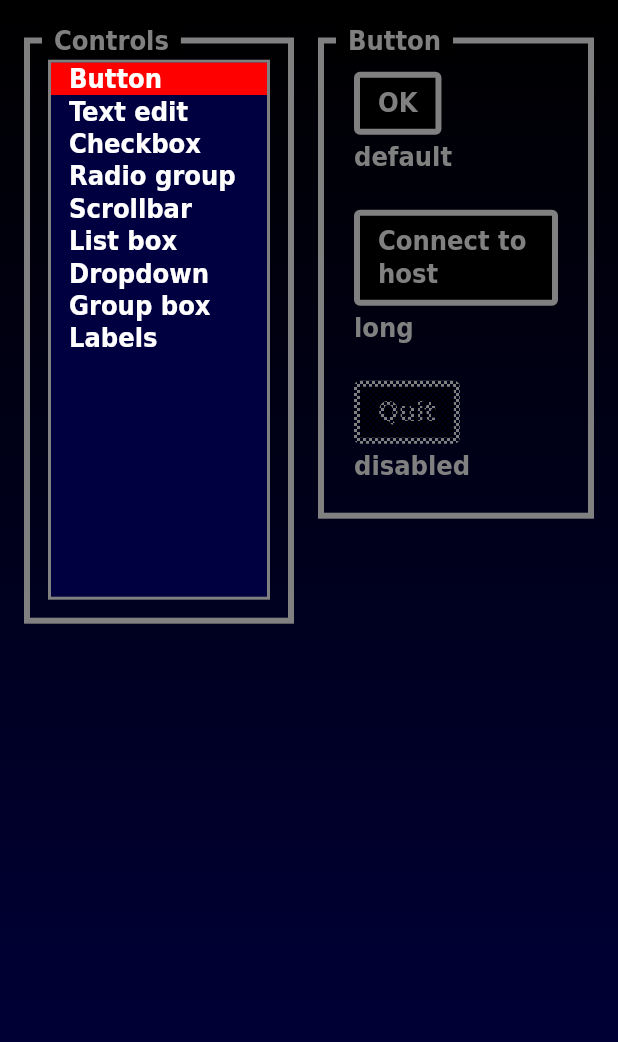
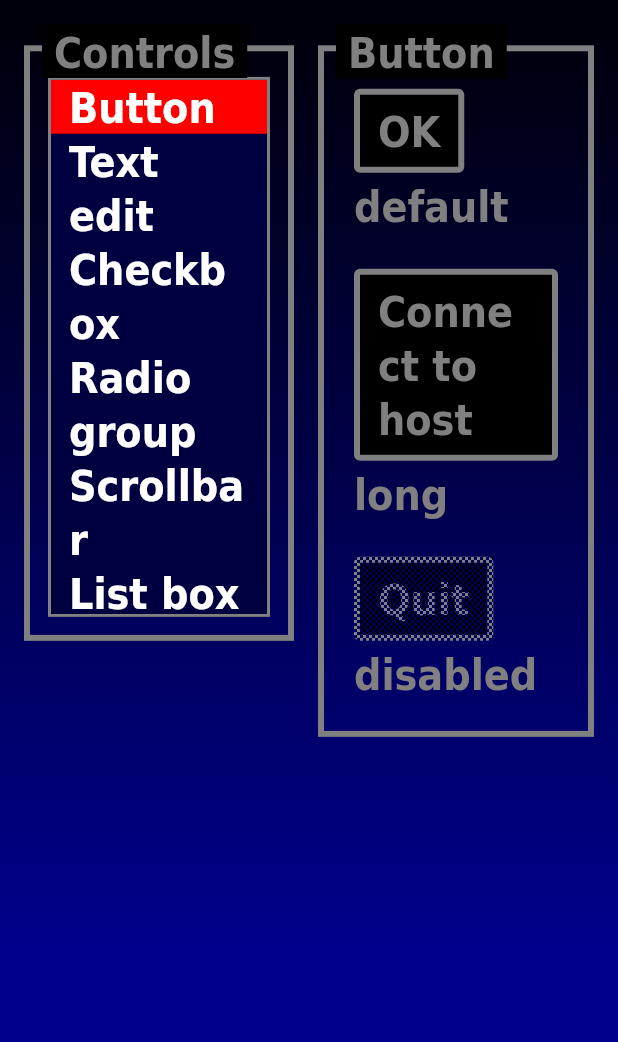
Before and after one commit to ArmageddonForge/WA-flutter-theme, a Flutter app: the screen it shows after launch, on a phone screen of 412 x 824 dp. Shown: the top 1042 px of the screen. Run offline on Flutter 3.47's test engine with Material 3 defaults, Android fonts, the phone set to English and light mode, and no system bars; statements that could not run were skipped.

Commit message:
Add WA RIFF PAL named palette entries
Named colours sourced from WA's RIFF PAL, ordered by palette index
for cross-reference against the engine's palette file.

Co-Authored-By: Claude Opus 4.7 <noreply@anthropic.com>

```diff
--- a/lib/src/theme.dart
+++ b/lib/src/theme.dart
@@ -7,20 +7,49 @@ const double waScale = 2.0;
 /// Snap a logical pixel size to the WA scale grid.
 double waPx(num n) => n * waScale;
 
+/// Named colours sourced from WA's RIFF PAL. Trailing comment is the palette
+/// index, kept so future additions / corrections can be cross-checked against
+/// the engine's palette file.
 class WAColors {
-  static const Color black = Color(0xFF000000);
-  static const Color darkBlue = Color(0xFF000040);
-  static const Color grey = Color(0xFF808080);
-  static const Color white = Color(0xFFFFFFFF);
-  static const Color yellow = Color(0xFFFFFF00);
-  static const Color selectionRed = Color(0xFFFF0000);
-  static const Color pink = Color(0xFFFEB6A8);
+  static const Color darkRed = Color(0xFFBF0000); // 186
+  static const Color green = Color(0xFF00FF00); // 211
+  static const Color brown = Color(0xFFD99A05); // 212
+  static const Color magenta = Color(0xFFFF00FF); // 213
+  static const Color darkBlue = Color(0xFF000040); // 214
+  static const Color selectionRed = Color(0xFFFF0000); // 215
+  static const Color white = Color(0xFFFFFFFF); // 216
+  static const Color grey = Color(0xFF808080); // 217
+  static const Color black = Color(0xFF000000); // 218
+  static const Color yellow = Color(0xFFFFFF00); // 219
+
+  /// Slider thumb, text-edit caret, colour-key sentinel. Distinct from
+  /// [pinkText] and [lightPink], which are font-tag colours used by IRC.
+  static const Color pink = Color(0xFFFEB6A8); // 220
+
+  static const Color lightBlue = Color(0xFFC9E6F8); // 221
+  static const Color blue = Color(0xFF0096D3); // 222
+  static const Color scrollbarBack = Color(0xFF0E0E10); // 234
+
+  /// IRC chat `<font color="Pink">` — distinct from the slider-thumb [pink].
+  static const Color pinkText = Color(0xFFFF7F7F); // 237
+
+  /// IRC chat `<font color="LightPink">`; also used by WormNET game-list
+  /// rows that are open and joinable.
+  static const Color lightPink = Color(0xFFFFBFBF); // 238
+
+  static const Color cyan = Color(0xFF00FFFF); // 247
+  static const Color scrollbarFront = Color(0xFF888888); // 253
 
   /// Vertical gradient used for the background of full-screen menus.
   static const Gradient backgroundGradient = LinearGradient(
     begin: Alignment.topCenter,
     end: Alignment.bottomCenter,
-    colors: [black, darkBlue],
+    stops: [0.0, 0.77, 1.0],
+    colors: [
+      Color(0xFF000008),
+      Color(0xFF00008C),
+      Color(0xFF00008C),
+    ],
   );
 }
 
@@ -37,15 +66,30 @@ class WAFonts {
     fontFamilyFallback: fallback,
     package: 'wa',
     fontWeight: FontWeight.bold,
-    fontSize: 9.0 * waScale,
+    fontSize: 28.4,
     color: WAColors.grey,
-    height: 1.2,
+    height: 36.0 / 28.4,
   );
 
   static TextStyle bodyOn(Color color) => body.copyWith(color: color);
 
-  /// Row height for list-style controls (list box rows, dropdown menu rows).
-  static double get rowHeight => body.fontSize! * body.height!;
+  static double get bodyRowHeight => body.fontSize! * body.height!;
+
+  static const String smallFamily = 'DejaVuSans';
+
+  static const TextStyle small = TextStyle(
+    fontFamily: smallFamily,
+    fontFamilyFallback: fallback,
+    package: 'wa',
+    fontWeight: FontWeight.normal,
+    fontSize: 19.2,
+    color: WAColors.grey,
+    height: 26.0 / 19.2,
+  );
+
+  static TextStyle smallOn(Color color) => small.copyWith(color: color);
+
+  static double get smallRowHeight => small.fontSize! * small.height!;
 }
 
 /// Stub for WA UI sound effects. Call sites use the data-directory-relative
@@ -75,7 +119,10 @@ class WATheme extends StatelessWidget {
 
   @override
   Widget build(BuildContext context) {
-    Widget content = DefaultTextStyle(style: WAFonts.body, child: child);
+    Widget content = ScrollConfiguration(
+      behavior: const _WAScrollBehavior(),
+      child: DefaultTextStyle(style: WAFonts.body, child: child),
+    );
     if (background) {
       content = DecoratedBox(
         decoration: const BoxDecoration(gradient: WAColors.backgroundGradient),
@@ -86,12 +133,23 @@ class WATheme extends StatelessWidget {
   }
 }
 
+class _WAScrollBehavior extends ScrollBehavior {
+  const _WAScrollBehavior();
+
+  @override
+  Widget buildScrollbar(
+      BuildContext context, Widget child, ScrollableDetails details) {
+    return child;
+  }
+}
+
 /// Standard border widths and paddings, expressed in WA-scaled pixels.
 class WAMetrics {
   static double get borderWidth => waPx(1);
   static double get focusBorderWidth => waPx(1);
   static double get controlPadH => waPx(6);
   static double get controlPadV => waPx(3);
+  static double get cellPadH => waPx(1);
   static double get groupPad => waPx(6);
   static double get gap => waPx(4);
 }
```
